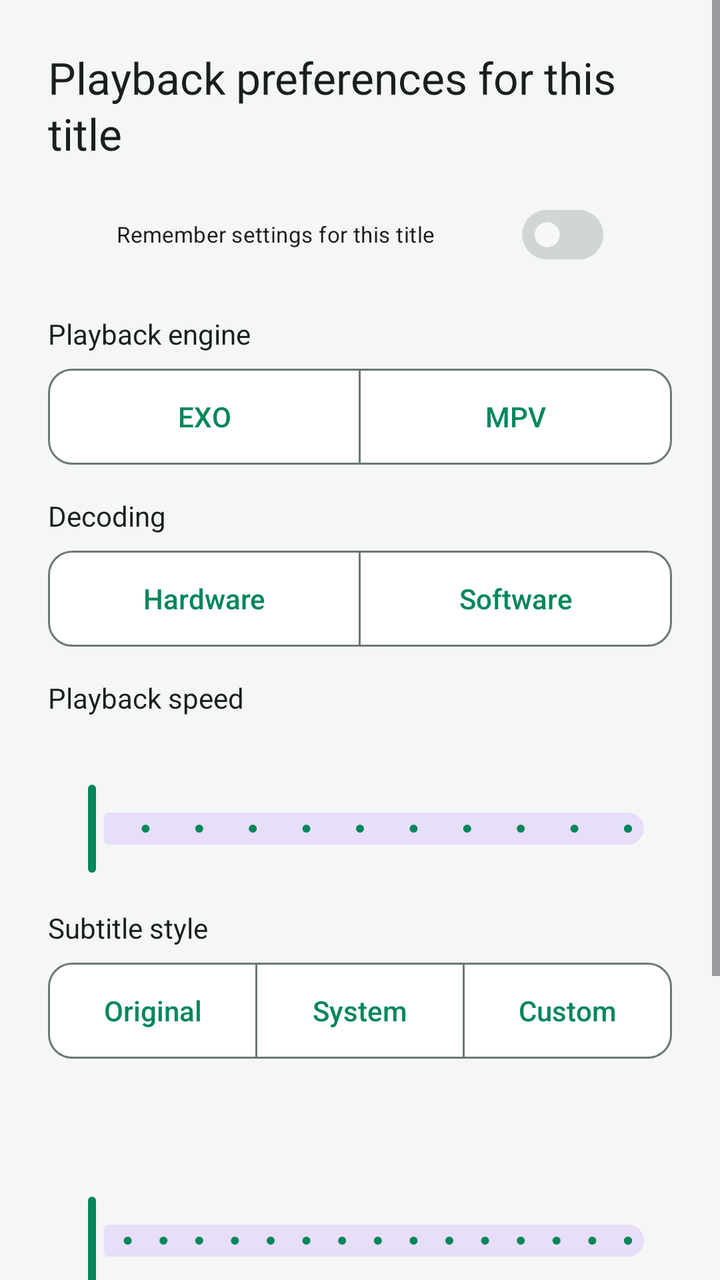
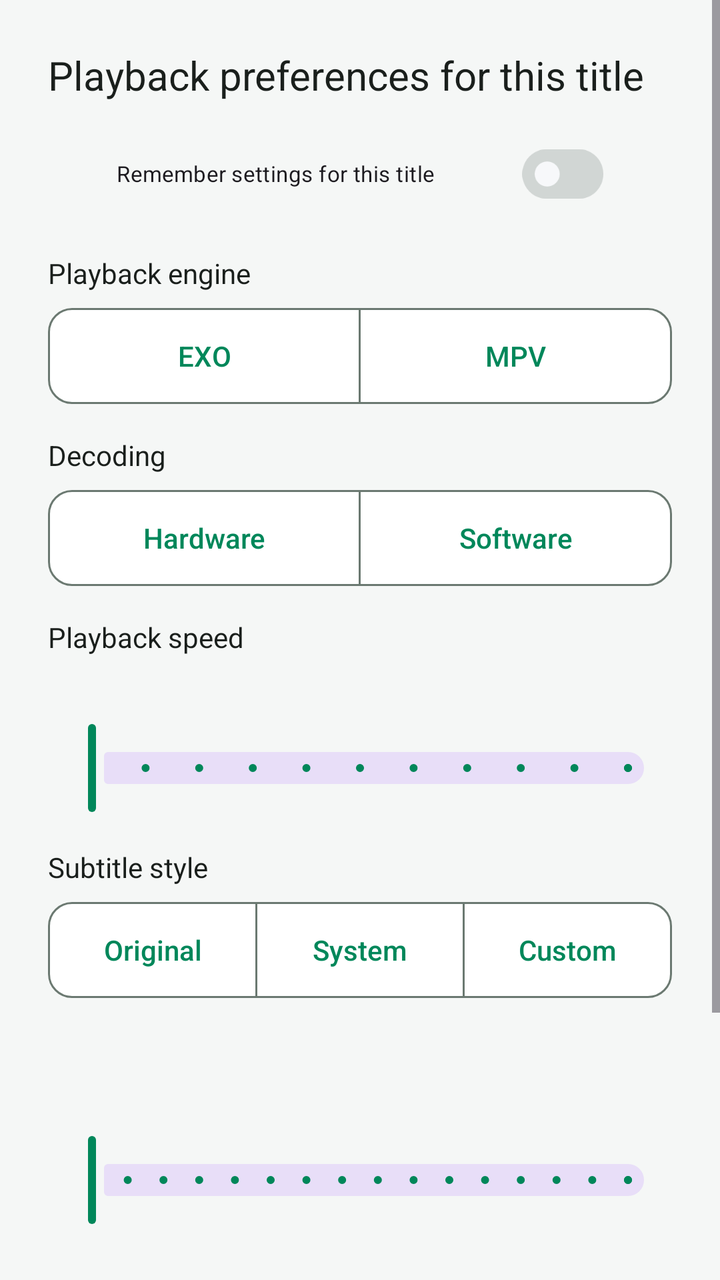

An Android layout rendered at two revisions. The XML below is the earlier revision; the diff shows what the commit changed to produce the second picture.
<!-- AndroidManifest.xml: application theme Theme.App -->
<!-- res/layout/dialog_movie_playback_preference.xml -->
<?xml version="1.0" encoding="utf-8"?>
<ScrollView xmlns:android="http://schemas.android.com/apk/res/android"
    xmlns:app="http://schemas.android.com/apk/res-auto"
    android:layout_width="match_parent"
    android:layout_height="wrap_content"
    android:fillViewport="true">

    <androidx.appcompat.widget.LinearLayoutCompat
        android:layout_width="match_parent"
        android:layout_height="wrap_content"
        android:orientation="vertical"
        android:padding="24dp">

        <com.google.android.material.textview.MaterialTextView
            android:layout_width="match_parent"
            android:layout_height="wrap_content"
            android:text="@string/movie_preference_title"
            android:textAppearance="@style/TextAppearance.IBox.Toolbar" />

        <com.google.android.material.materialswitch.MaterialSwitch
            android:id="@+id/enabled"
            android:layout_width="match_parent"
            android:layout_height="48dp"
            android:layout_marginTop="12dp"
            android:text="@string/movie_preference_remember" />

        <com.google.android.material.textview.MaterialTextView
            android:layout_width="match_parent"
            android:layout_height="wrap_content"
            android:layout_marginTop="16dp"
            android:text="@string/movie_preference_engine"
            android:textAppearance="@style/TextAppearance.IBox.Body" />

        <com.google.android.material.button.MaterialButtonToggleGroup
            android:id="@+id/engine"
            android:layout_width="match_parent"
            android:layout_height="48dp"
            android:layout_marginTop="8dp"
            app:selectionRequired="true"
            app:singleSelection="true">

            <com.google.android.material.button.MaterialButton
                android:id="@+id/engineExo"
                style="@style/Widget.IBox.Button.Outlined"
                android:layout_width="0dp"
                android:layout_height="48dp"
                android:layout_weight="1"
                android:text="@string/play_exo" />

            <com.google.android.material.button.MaterialButton
                android:id="@+id/engineMpv"
                style="@style/Widget.IBox.Button.Outlined"
                android:layout_width="0dp"
                android:layout_height="48dp"
                android:layout_weight="1"
                android:text="@string/play_mpv" />
        </com.google.android.material.button.MaterialButtonToggleGroup>

        <com.google.android.material.textview.MaterialTextView
            android:layout_width="match_parent"
            android:layout_height="wrap_content"
            android:layout_marginTop="16dp"
            android:text="@string/movie_preference_decode"
            android:textAppearance="@style/TextAppearance.IBox.Body" />

        <com.google.android.material.button.MaterialButtonToggleGroup
            android:id="@+id/decode"
            android:layout_width="match_parent"
            android:layout_height="48dp"
            android:layout_marginTop="8dp"
            app:selectionRequired="true"
            app:singleSelection="true">

            <com.google.android.material.button.MaterialButton
                android:id="@+id/decodeHard"
                style="@style/Widget.IBox.Button.Outlined"
                android:layout_width="0dp"
                android:layout_height="48dp"
                android:layout_weight="1"
                android:text="@string/movie_preference_hardware" />

            <com.google.android.material.button.MaterialButton
                android:id="@+id/decodeSoft"
                style="@style/Widget.IBox.Button.Outlined"
                android:layout_width="0dp"
                android:layout_height="48dp"
                android:layout_weight="1"
                android:text="@string/movie_preference_software" />
        </com.google.android.material.button.MaterialButtonToggleGroup>

        <com.google.android.material.textview.MaterialTextView
            android:layout_width="match_parent"
            android:layout_height="wrap_content"
            android:layout_marginTop="16dp"
            android:text="@string/movie_preference_speed"
            android:textAppearance="@style/TextAppearance.IBox.Body" />

        <com.google.android.material.slider.Slider
            android:id="@+id/speed"
            android:layout_width="match_parent"
            android:layout_height="48dp"
            android:valueFrom="0.5"
            android:valueTo="3.0"
            android:stepSize="0.25"
            app:labelBehavior="withinBounds" />

        <com.google.android.material.textview.MaterialTextView
            android:layout_width="match_parent"
            android:layout_height="wrap_content"
            android:layout_marginTop="16dp"
            android:text="@string/movie_preference_subtitle_style"
            android:textAppearance="@style/TextAppearance.IBox.Body" />

        <com.google.android.material.button.MaterialButtonToggleGroup
            android:id="@+id/subtitleStyle"
            android:layout_width="match_parent"
            android:layout_height="48dp"
            android:layout_marginTop="8dp"
            app:selectionRequired="true"
            app:singleSelection="true">

            <com.google.android.material.button.MaterialButton
                android:id="@+id/subtitleOriginal"
                style="@style/Widget.IBox.Button.Outlined"
                android:layout_width="0dp"
                android:layout_height="48dp"
                android:layout_weight="1"
                android:text="@string/movie_preference_subtitle_original" />

            <com.google.android.material.button.MaterialButton
                android:id="@+id/subtitleSystem"
                style="@style/Widget.IBox.Button.Outlined"
                android:layout_width="0dp"
                android:layout_height="48dp"
                android:layout_weight="1"
                android:text="@string/movie_preference_subtitle_system" />

            <com.google.android.material.button.MaterialButton
                android:id="@+id/subtitleCustom"
                style="@style/Widget.IBox.Button.Outlined"
                android:layout_width="0dp"
                android:layout_height="48dp"
                android:layout_weight="1"
                android:text="@string/movie_preference_subtitle_custom" />
        </com.google.android.material.button.MaterialButtonToggleGroup>

        <com.google.android.material.textview.MaterialTextView
            android:id="@+id/subtitleScaleLabel"
            android:layout_width="match_parent"
            android:layout_height="wrap_content"
            android:layout_marginTop="16dp"
            android:textAppearance="@style/TextAppearance.IBox.Body" />

        <com.google.android.material.slider.Slider
            android:id="@+id/subtitleScale"
            android:layout_width="match_parent"
            android:layout_height="48dp"
            android:valueFrom="0.5"
            android:valueTo="2.0"
            android:stepSize="0.1"
            app:labelBehavior="withinBounds" />

        <com.google.android.material.textview.MaterialTextView
            android:id="@+id/subtitlePositionLabel"
            android:layout_width="match_parent"
            android:layout_height="wrap_content"
            android:layout_marginTop="8dp"
            android:textAppearance="@style/TextAppearance.IBox.Body" />

        <com.google.android.material.slider.Slider
            android:id="@+id/subtitlePosition"
            android:layout_width="match_parent"
            android:layout_height="48dp"
            android:valueFrom="-20"
            android:valueTo="30"
            android:stepSize="1"
            app:labelBehavior="withinBounds" />

        <com.google.android.material.button.MaterialButton
            android:id="@+id/restore"
            style="@style/Widget.IBox.Button.Outlined"
            android:layout_width="match_parent"
            android:layout_height="48dp"
            android:layout_marginTop="16dp"
            android:text="@string/movie_preference_restore" />
    </androidx.appcompat.widget.LinearLayoutCompat>
</ScrollView>
<!-- resources referenced by this layout -->
<resources>
  <string name="movie_preference_decode">Decoding</string>
  <string name="movie_preference_engine">Playback engine</string>
  <string name="movie_preference_hardware">Hardware</string>
  <string name="movie_preference_remember">Remember settings for this title</string>
  <string name="movie_preference_restore">Restore global settings</string>
  <string name="movie_preference_software">Software</string>
  <string name="movie_preference_speed">Playback speed</string>
  <string name="movie_preference_subtitle_custom">Custom</string>
  <string name="movie_preference_subtitle_original">Original</string>
  <string name="movie_preference_subtitle_style">Subtitle style</string>
  <string name="movie_preference_subtitle_system">System</string>
  <string name="movie_preference_title">Playback preferences for this title</string>
  <string name="play_exo">EXO</string>
  <string name="play_mpv">MPV</string>
  <style name="TextAppearance.IBox.Toolbar" parent="TextAppearance.IBox.PageTitle">
          <item name="android:letterSpacing">0</item>
      </style>
  <style name="Theme.App" parent="Theme.Base" />
  <dimen name="ibox_text_body">14sp</dimen>
  <dimen name="ibox_stroke_thin">1dp</dimen>
  <dimen name="ibox_text_page_title">22sp</dimen>
  <style name="ShapeAppearance.IBox.Card" parent="ShapeAppearance.Material3.MediumComponent">
          <item name="cornerSize">@dimen/ibox_radius_card</item>
      </style>
  <dimen name="ibox_touch_target">48dp</dimen>
  <dimen name="ibox_text_button">14sp</dimen>
  <dimen name="ibox_radius_card">12dp</dimen>
  <color name="ibox_focus">#FFFFFF</color>
  <color name="ibox_on_primary">#FFFFFF</color>
  <color name="ibox_primary">#00875A</color>
  <color name="ibox_primary_container">#D7F2E4</color>
  <color name="ibox_on_primary_container">#00391F</color>
  <color name="ibox_secondary">#4A5B53</color>
  <color name="ibox_surface">#FFFFFF</color>
  <color name="ibox_surface_variant">#EBEFEC</color>
  <color name="ibox_surface_container_low">#F9FAF9</color>
  <color name="ibox_surface_container_high">#E1E7E3</color>
  <color name="ibox_text_primary">#1A1F1C</color>
  <color name="ibox_text_secondary">#5A6660</color>
  <color name="ibox_outline">#7A8880</color>
  <color name="ibox_divider">#E1E7E3</color>
  <color name="ibox_error">#B3261E</color>
  <color name="ibox_error_container">#FFDAD6</color>
  <color name="ibox_on_error_container">#410002</color>
  <style name="Widget.IBox.Button" parent="Widget.IBox.Button.Base" />
  <color name="white_15">#26FFFFFF</color>
  <color name="ibox_surface_container">#F5F7F6</color>
  <style name="ShapeAppearance.IBox.Component" parent="ShapeAppearance.Material3.SmallComponent">
          <item name="cornerSize">@dimen/ibox_radius_small</item>
      </style>
  <style name="Animation.IBox.Dialog.Alert" parent="@android:style/Animation.Dialog">
          <item name="android:windowEnterAnimation">@anim/ibox_dialog_enter</item>
          <item name="android:windowExitAnimation">@anim/ibox_dialog_exit</item>
      </style>
  <style name="ShapeAppearance.IBox.Dialog" parent="ShapeAppearance.Material3.MediumComponent">
          <item name="cornerSize">@dimen/ibox_dialog_radius_mobile</item>
      </style>
  <style name="Widget.IBox.BottomSheet" parent="Widget.Material3.BottomSheet.Modal">
          <item name="android:backgroundTint">@color/ibox_surface</item>
          <item name="shapeAppearance">@style/ShapeAppearance.IBox.BottomSheet</item>
      </style>
  <dimen name="ibox_radius_small">8dp</dimen>
  <dimen name="ibox_dialog_radius_mobile">16dp</dimen>
  <!-- unchanged entries left out for length: 13 -->
</resources>

<!-- the commit's change to res/layout/dialog_movie_playback_preference.xml (unified diff, before → after) -->
@@ -9,13 +9,13 @@
         android:layout_width="match_parent"
         android:layout_height="wrap_content"
         android:orientation="vertical"
-        android:padding="24dp">
+        android:padding="@dimen/ibox_dialog_content_padding">
 
         <com.google.android.material.textview.MaterialTextView
             android:layout_width="match_parent"
             android:layout_height="wrap_content"
             android:text="@string/movie_preference_title"
-            android:textAppearance="@style/TextAppearance.IBox.Toolbar" />
+            android:textAppearance="@style/TextAppearance.IBox.DialogTitle" />
 
         <com.google.android.material.materialswitch.MaterialSwitch
             android:id="@+id/enabled"
<!-- resource entries referenced after the edit -->
@@ -1,5 +1,6 @@
 <!-- resources referenced by this layout -->
 <resources>
+  <dimen name="ibox_dialog_content_padding">24dp</dimen>
   <string name="movie_preference_decode">Decoding</string>
   <string name="movie_preference_engine">Playback engine</string>
   <string name="movie_preference_hardware">Hardware</string>
@@ -14,11 +15,13 @@
   <string name="movie_preference_title">Playback preferences for this title</string>
   <string name="play_exo">EXO</string>
   <string name="play_mpv">MPV</string>
-  <style name="TextAppearance.IBox.Toolbar" parent="TextAppearance.IBox.PageTitle">
+  <style name="TextAppearance.IBox.DialogTitle" parent="TextAppearance.IBox.PageTitle">
           <item name="android:letterSpacing">0</item>
+          <item name="android:textSize">@dimen/ibox_text_dialog_title</item>
       </style>
   <style name="Theme.App" parent="Theme.Base" />
   <dimen name="ibox_text_body">14sp</dimen>
+  <dimen name="ibox_text_dialog_title">20sp</dimen>
   <dimen name="ibox_stroke_thin">1dp</dimen>
   <dimen name="ibox_text_page_title">22sp</dimen>
   <style name="ShapeAppearance.IBox.Card" parent="ShapeAppearance.Material3.MediumComponent">
